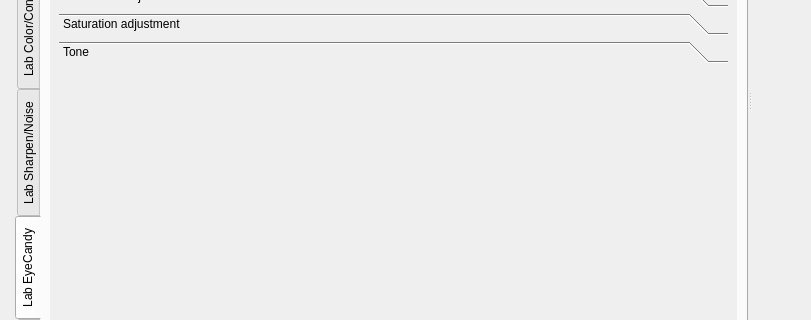
dzz007/photivo, file Sources/ptMainWindow.ui: the form before one commit; both pictures show x 0 to 811 and y 350 to 670 of the 1258 by 900 pixel window.
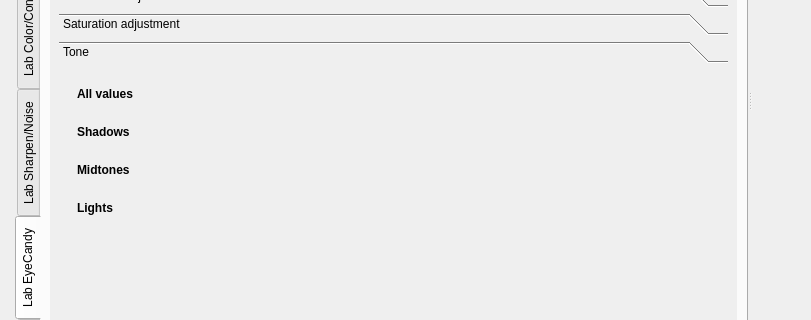
The form after the commit. The open tabs and pages were chosen to show the change. Icons and pictures are not drawn.

Commit message: Clean up Lab Tone UI

Patch:
```diff
--- a/Sources/ptMainWindow.ui
+++ b/Sources/ptMainWindow.ui
@@ -4958,8 +4958,8 @@
                      <rect>
                       <x>0</x>
                       <y>0</y>
-                      <width>98</width>
-                      <height>432</height>
+                      <width>747</width>
+                      <height>684</height>
                      </rect>
                     </property>
                     <layout class="QVBoxLayout" name="verticalLayout_169">
@@ -5894,8 +5894,8 @@
                          <rect>
                           <x>0</x>
                           <y>0</y>
-                          <width>98</width>
-                          <height>276</height>
+                          <width>729</width>
+                          <height>325</height>
                          </rect>
                         </property>
                         <attribute name="label">
@@ -5905,6 +5905,19 @@
                          <item>
                           <widget class="QWidget" name="widget_79" native="true">
                            <layout class="QVBoxLayout" name="verticalLayout_170">
+                            <item>
+                             <widget class="QLabel" name="label_30">
+                              <property name="font">
+                               <font>
+                                <weight>75</weight>
+                                <bold>true</bold>
+                               </font>
+                              </property>
+                              <property name="text">
+                               <string>All values</string>
+                              </property>
+                             </widget>
+                            </item>
                             <item>
                              <widget class="QWidget" name="LABToneSaturationWidget" native="true"/>
                             </item>
@@ -5915,20 +5928,17 @@
                              <widget class="QWidget" name="LABToneHueWidget" native="true"/>
                             </item>
                             <item>
-                             <spacer name="verticalSpacer_90">
-                              <property name="orientation">
-                               <enum>Qt::Vertical</enum>
+                             <widget class="QLabel" name="label_31">
+                              <property name="font">
+                               <font>
+                                <weight>75</weight>
+                                <bold>true</bold>
+                               </font>
                               </property>
-                              <property name="sizeType">
-                               <enum>QSizePolicy::Fixed</enum>
+                              <property name="text">
+                               <string>Shadows</string>
                               </property>
-                              <property name="sizeHint" stdset="0">
-                               <size>
-                                <width>20</width>
-                                <height>10</height>
-                               </size>
-                              </property>
-                             </spacer>
+                             </widget>
                             </item>
                             <item>
                              <widget class="QWidget" name="LABToneSSaturationWidget" native="true"/>
@@ -5940,20 +5950,17 @@
                              <widget class="QWidget" name="LABToneSHueWidget" native="true"/>
                             </item>
                             <item>
-                             <spacer name="verticalSpacer_92">
-                              <property name="orientation">
-                               <enum>Qt::Vertical</enum>
+                             <widget class="QLabel" name="label_32">
+                              <property name="font">
+                               <font>
+                                <weight>75</weight>
+                                <bold>true</bold>
+                               </font>
                               </property>
-                              <property name="sizeType">
-                               <enum>QSizePolicy::Fixed</enum>
+                              <property name="text">
+                               <string>Midtones</string>
                               </property>
-                              <property name="sizeHint" stdset="0">
-                               <size>
-                                <width>20</width>
-                                <height>10</height>
-                               </size>
-                              </property>
-                             </spacer>
+                             </widget>
                             </item>
                             <item>
                              <widget class="QWidget" name="LABToneMSaturationWidget" native="true"/>
@@ -5965,20 +5972,17 @@
                              <widget class="QWidget" name="LABToneMHueWidget" native="true"/>
                             </item>
                             <item>
-                             <spacer name="verticalSpacer_91">
-                              <property name="orientation">
-                               <enum>Qt::Vertical</enum>
+                             <widget class="QLabel" name="label_33">
+                              <property name="font">
+                               <font>
+                                <weight>75</weight>
+                                <bold>true</bold>
+                               </font>
                               </property>
-                              <property name="sizeType">
-                               <enum>QSizePolicy::Fixed</enum>
+                              <property name="text">
+                               <string>Lights</string>
                               </property>
-                              <property name="sizeHint" stdset="0">
-                               <size>
-                                <width>20</width>
-                                <height>10</height>
-                               </size>
-                              </property>
-                             </spacer>
+                             </widget>
                             </item>
                             <item>
                              <widget class="QWidget" name="LABToneHSaturationWidget" native="true"/>
```
Left out of the diff: 238 changed lines with no effect on the pictures. The commit also changes 1 other file.
